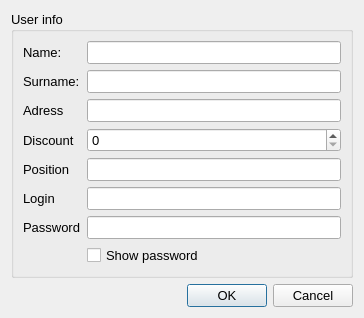
This is EditUserDialog.ui in Tomas-Homola/OOP_skuskoveZadanie_Pharmacy as Qt 5 draws it before an edit. The edited form follows.
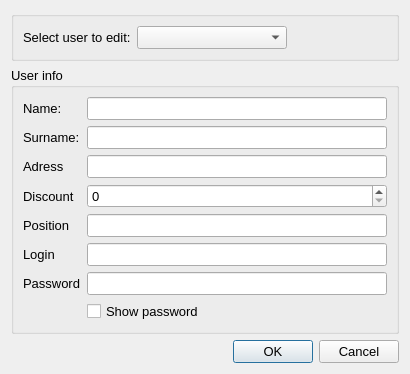
This is the edited form.

Commit message: Zmeny v .h subore: dopisane veci pre admina; mensia zmena vo funkcii getPassword()

```diff
--- a/EditUserDialog.ui
+++ b/EditUserDialog.ui
@@ -6,8 +6,8 @@
    <rect>
     <x>0</x>
     <y>0</y>
-    <width>364</width>
-    <height>306</height>
+    <width>410</width>
+    <height>365</height>
    </rect>
   </property>
   <property name="font">
@@ -20,6 +20,51 @@
    <string>Dialog</string>
   </property>
   <layout class="QVBoxLayout" name="verticalLayout">
+   <item>
+    <widget class="QGroupBox" name="groupBox_UserSelect">
+     <property name="title">
+      <string/>
+     </property>
+     <layout class="QHBoxLayout" name="horizontalLayout">
+      <item>
+       <widget class="QLabel" name="label_SelectUser">
+        <property name="font">
+         <font>
+          <family>Arial</family>
+          <pointsize>10</pointsize>
+         </font>
+        </property>
+        <property name="text">
+         <string>Select user to edit:</string>
+        </property>
+       </widget>
+      </item>
+      <item>
+       <widget class="QComboBox" name="comboBox_UserToEdit">
+        <property name="minimumSize">
+         <size>
+          <width>150</width>
+          <height>0</height>
+         </size>
+        </property>
+       </widget>
+      </item>
+      <item>
+       <spacer name="horizontalSpacer">
+        <property name="orientation">
+         <enum>Qt::Horizontal</enum>
+        </property>
+        <property name="sizeHint" stdset="0">
+         <size>
+          <width>40</width>
+          <height>20</height>
+         </size>
+        </property>
+       </spacer>
+      </item>
+     </layout>
+    </widget>
+   </item>
    <item>
     <widget class="QGroupBox" name="groupBox_Info">
      <property name="title">
```
Left out of the diff: 8 changed lines with no effect on the pictures. The commit also changes 1 other file.
